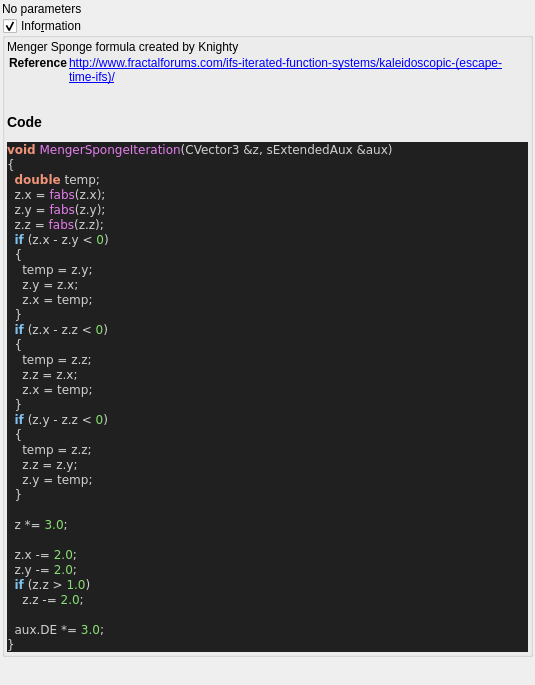
Before: the Qt Designer form mandelbulber2/qt_data/fractal_menger_sponge.ui in buddhi1980/mandelbulber2, drawn with Qt 5.
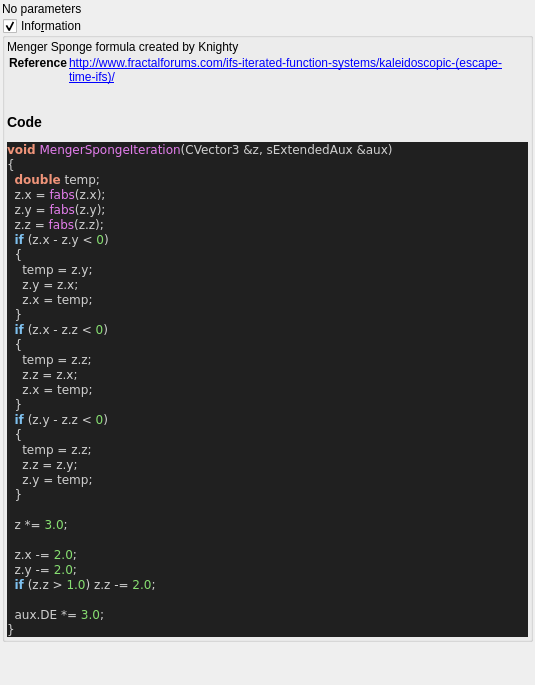
After: the same form once the commit is applied. Custom widgets are drawn as their Qt base class.

The edit to the form file:
```diff
--- a/mandelbulber2/qt_data/fractal_menger_sponge.ui
+++ b/mandelbulber2/qt_data/fractal_menger_sponge.ui
@@ -101,8 +101,7 @@
 
   z&lt;span style=&quot;color:#d0d0d0&quot;&gt;.&lt;/span&gt;x &lt;span style=&quot;color:#d0d0d0&quot;&gt;-=&lt;/span&gt; &lt;span style=&quot;color:#87df71&quot;&gt;2.0&lt;/span&gt;&lt;span style=&quot;color:#d0d0d0&quot;&gt;;&lt;/span&gt;
   z&lt;span style=&quot;color:#d0d0d0&quot;&gt;.&lt;/span&gt;y &lt;span style=&quot;color:#d0d0d0&quot;&gt;-=&lt;/span&gt; &lt;span style=&quot;color:#87df71&quot;&gt;2.0&lt;/span&gt;&lt;span style=&quot;color:#d0d0d0&quot;&gt;;&lt;/span&gt;
-  &lt;span style=&quot;color:#7ec0ee; font-weight:bold&quot;&gt;if&lt;/span&gt; &lt;span style=&quot;color:#d0d0d0&quot;&gt;(&lt;/span&gt;z&lt;span style=&quot;color:#d0d0d0&quot;&gt;.&lt;/span&gt;z &lt;span style=&quot;color:#d0d0d0&quot;&gt;&amp;gt;&lt;/span&gt; &lt;span style=&quot;color:#87df71&quot;&gt;1.0&lt;/span&gt;&lt;span style=&quot;color:#d0d0d0&quot;&gt;)&lt;/span&gt;
-    z&lt;span style=&quot;color:#d0d0d0&quot;&gt;.&lt;/span&gt;z &lt;span style=&quot;color:#d0d0d0&quot;&gt;-=&lt;/span&gt; &lt;span style=&quot;color:#87df71&quot;&gt;2.0&lt;/span&gt;&lt;span style=&quot;color:#d0d0d0&quot;&gt;;&lt;/span&gt;
+  &lt;span style=&quot;color:#7ec0ee; font-weight:bold&quot;&gt;if&lt;/span&gt; &lt;span style=&quot;color:#d0d0d0&quot;&gt;(&lt;/span&gt;z&lt;span style=&quot;color:#d0d0d0&quot;&gt;.&lt;/span&gt;z &lt;span style=&quot;color:#d0d0d0&quot;&gt;&amp;gt;&lt;/span&gt; &lt;span style=&quot;color:#87df71&quot;&gt;1.0&lt;/span&gt;&lt;span style=&quot;color:#d0d0d0&quot;&gt;)&lt;/span&gt; z&lt;span style=&quot;color:#d0d0d0&quot;&gt;.&lt;/span&gt;z &lt;span style=&quot;color:#d0d0d0&quot;&gt;-=&lt;/span&gt; &lt;span style=&quot;color:#87df71&quot;&gt;2.0&lt;/span&gt;&lt;span style=&quot;color:#d0d0d0&quot;&gt;;&lt;/span&gt;
 
   aux&lt;span style=&quot;color:#d0d0d0&quot;&gt;.&lt;/span&gt;DE &lt;span style=&quot;color:#d0d0d0&quot;&gt;*=&lt;/span&gt; &lt;span style=&quot;color:#87df71&quot;&gt;3.0&lt;/span&gt;&lt;span style=&quot;color:#d0d0d0&quot;&gt;;&lt;/span&gt;
 &lt;span style=&quot;color:#d0d0d0&quot;&gt;}&lt;/span&gt;
```
